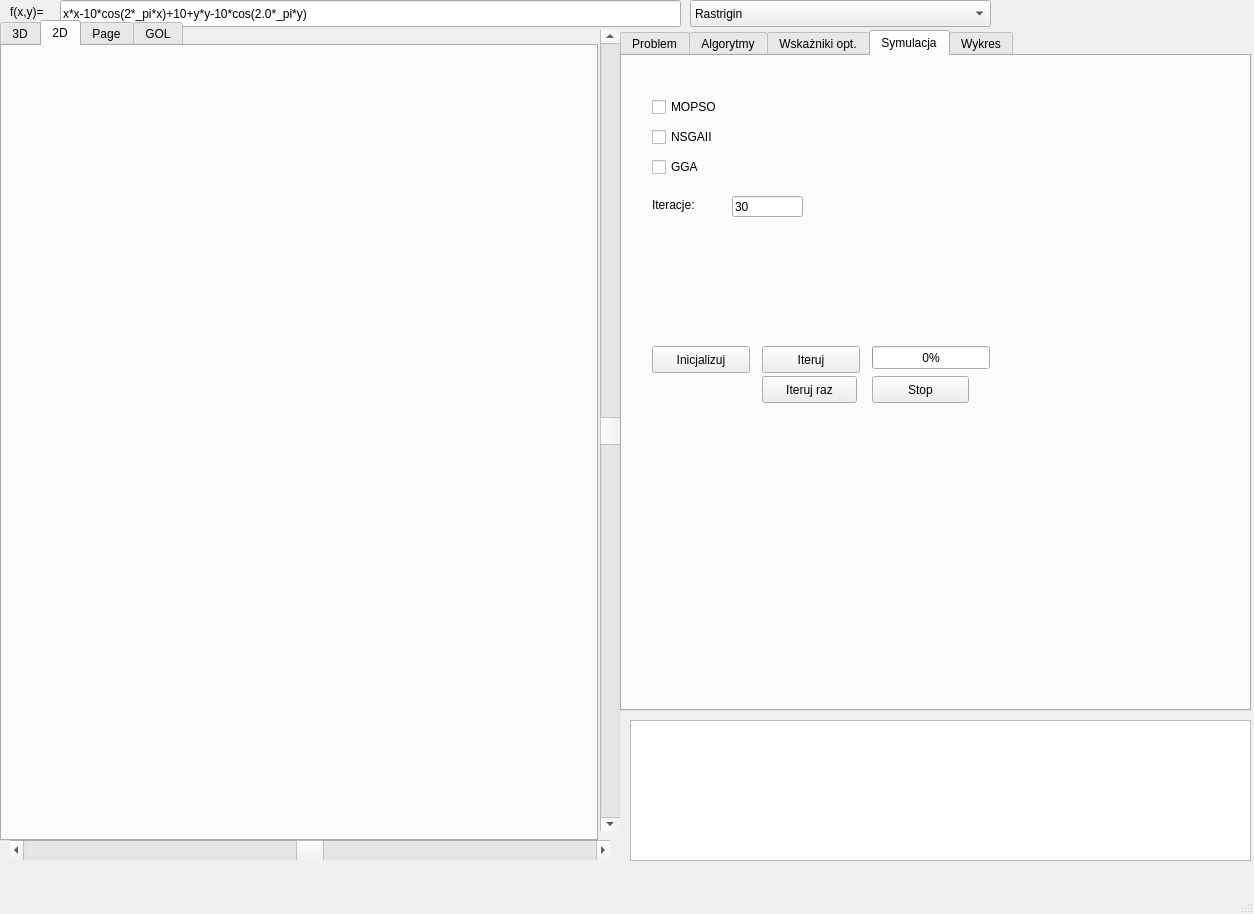
Old version of the form Forma.ui in the repository werty/PSOEVO.
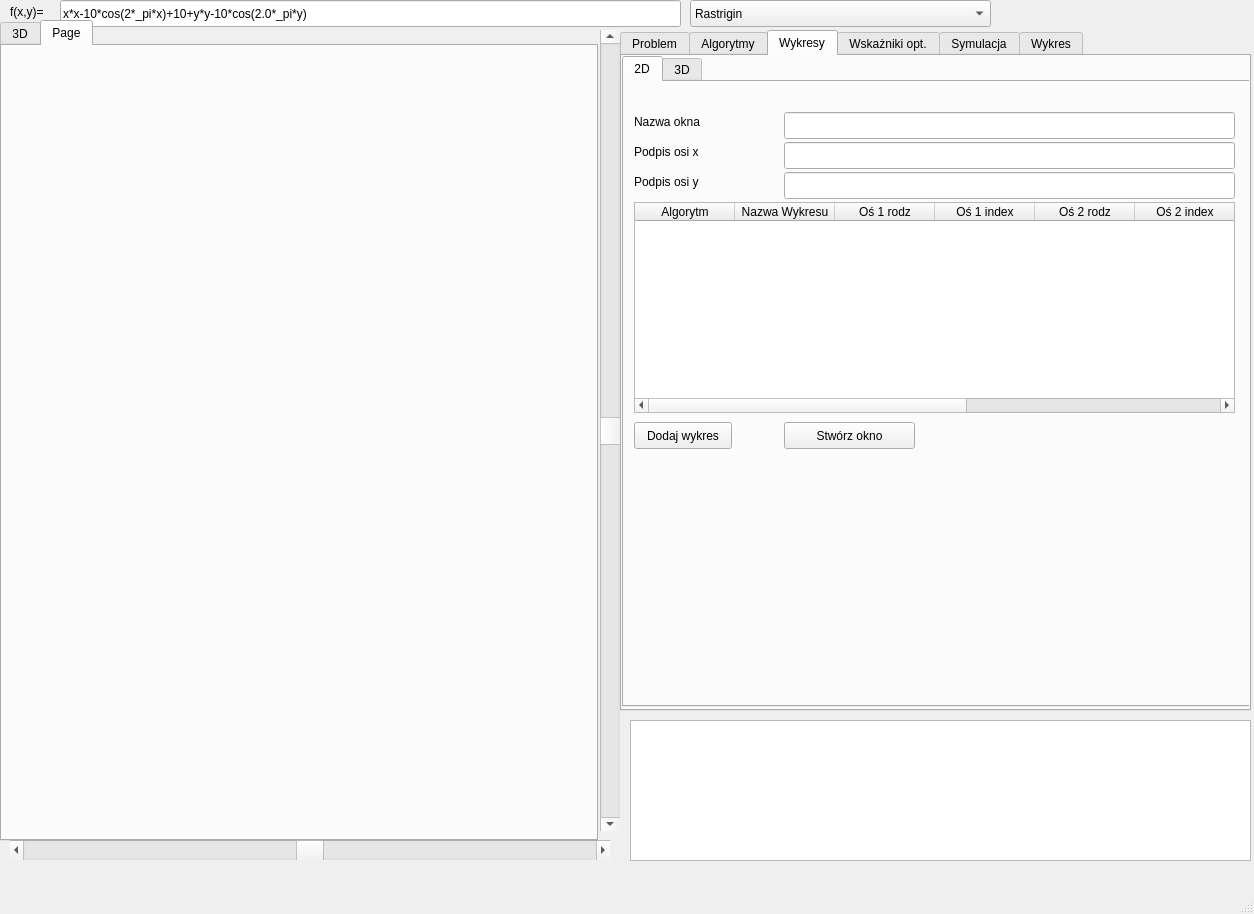
New version of the form. The open tabs and pages were chosen to show the change. Icons and pictures are not drawn. Custom widgets are drawn as their Qt base class.

```diff
--- a/Forma.ui
+++ b/Forma.ui
@@ -1688,6 +1688,304 @@
       </widget>
      </widget>
     </widget>
+    <widget class="QWidget" name="tab_5">
+     <attribute name="title">
+      <string>Wykresy</string>
+     </attribute>
+     <widget class="QTabWidget" name="tabWidget_5">
+      <property name="geometry">
+       <rect>
+        <x>0</x>
+        <y>0</y>
+        <width>631</width>
+        <height>651</height>
+       </rect>
+      </property>
+      <property name="currentIndex">
+       <number>0</number>
+      </property>
+      <widget class="QWidget" name="tab_9">
+       <attribute name="title">
+        <string>2D</string>
+       </attribute>
+       <widget class="QLineEdit" name="nazwaOkna2D">
+        <property name="geometry">
+         <rect>
+          <x>160</x>
+          <y>30</y>
+          <width>451</width>
+          <height>27</height>
+         </rect>
+        </property>
+       </widget>
+       <widget class="QPushButton" name="bStworzOkno2D">
+        <property name="geometry">
+         <rect>
+          <x>160</x>
+          <y>340</y>
+          <width>131</width>
+          <height>27</height>
+         </rect>
+        </property>
+        <property name="text">
+         <string>Stwórz okno</string>
+        </property>
+       </widget>
+       <widget class="QLabel" name="label">
+        <property name="geometry">
+         <rect>
+          <x>10</x>
+          <y>30</y>
+          <width>91</width>
+          <height>20</height>
+         </rect>
+        </property>
+        <property name="text">
+         <string>Nazwa okna</string>
+        </property>
+       </widget>
+       <widget class="QTableWidget" name="wykresy2D">
+        <property name="geometry">
+         <rect>
+          <x>10</x>
+          <y>120</y>
+          <width>601</width>
+          <height>211</height>
+         </rect>
+        </property>
+        <column>
+         <property name="text">
+          <string>Algorytm</string>
+         </property>
+        </column>
+        <column>
+         <property name="text">
+          <string>Nazwa Wykresu</string>
+         </property>
+        </column>
+        <column>
+         <property name="text">
+          <string>Oś 1 rodz</string>
+         </property>
+        </column>
+        <column>
+         <property name="text">
+          <string>Oś 1 index</string>
+         </property>
+        </column>
+        <column>
+         <property name="text">
+          <string>Oś 2 rodz</string>
+         </property>
+        </column>
+        <column>
+         <property name="text">
+          <string>Oś 2 index</string>
+         </property>
+        </column>
+        <column>
+         <property name="text">
+          <string>Dane</string>
+         </property>
+        </column>
+        <column>
+         <property name="text">
+          <string>Wzor</string>
+         </property>
+        </column>
+        <column>
+         <property name="text">
+          <string>Kolor</string>
+         </property>
+        </column>
+       </widget>
+       <widget class="QPushButton" name="bDodajWykres2D">
+        <property name="enabled">
+         <bool>true</bool>
+        </property>
+        <property name="geometry">
+         <rect>
+          <x>10</x>
+          <y>340</y>
+          <width>98</width>
+          <height>27</height>
+         </rect>
+        </property>
+        <property name="text">
+         <string>Dodaj wykres</string>
+        </property>
+       </widget>
+       <widget class="QLabel" name="label_3">
+        <property name="geometry">
+         <rect>
+          <x>10</x>
+          <y>60</y>
+          <width>91</width>
+          <height>20</height>
+         </rect>
+        </property>
+        <property name="text">
+         <string>Podpis osi x</string>
+        </property>
+       </widget>
+       <widget class="QLineEdit" name="podpisOsiX2D">
+        <property name="geometry">
+         <rect>
+          <x>160</x>
+          <y>60</y>
+          <width>451</width>
+          <height>27</height>
+         </rect>
+        </property>
+       </widget>
+       <widget class="QLabel" name="label_4">
+        <property name="geometry">
+         <rect>
+          <x>10</x>
+          <y>90</y>
+          <width>91</width>
+          <height>20</height>
+         </rect>
+        </property>
+        <property name="text">
+         <string>Podpis osi y</string>
+        </property>
+       </widget>
+       <widget class="QLineEdit" name="podpisOsiY2D">
+        <property name="geometry">
+         <rect>
+          <x>160</x>
+          <y>90</y>
+          <width>451</width>
+          <height>27</height>
+         </rect>
+        </property>
+       </widget>
+      </widget>
+      <widget class="QWidget" name="tab_19">
+       <attribute name="title">
+        <string>3D</string>
+       </attribute>
+       <widget class="QLineEdit" name="nazwaOkna3D">
+        <property name="geometry">
+         <rect>
+          <x>110</x>
+          <y>80</y>
+          <width>451</width>
+          <height>27</height>
+         </rect>
+        </property>
+       </widget>
+       <widget class="QPushButton" name="bStworzOkno3D">
+        <property name="geometry">
+         <rect>
+          <x>160</x>
+          <y>330</y>
+          <width>131</width>
+          <height>27</height>
+         </rect>
+        </property>
+        <property name="text">
+         <string>Stwórz okno</string>
+        </property>
+       </widget>
+       <widget class="QLabel" name="label_2">
+        <property name="geometry">
+         <rect>
+          <x>10</x>
+          <y>80</y>
+          <width>91</width>
+          <height>20</height>
+         </rect>
+        </property>
+        <property name="text">
+         <string>Nazwa okna</string>
+        </property>
+       </widget>
+       <widget class="QTableWidget" name="wykresy3D">
+        <property name="geometry">
+         <rect>
+          <x>10</x>
+          <y>110</y>
+          <width>601</width>
+          <height>211</height>
+         </rect>
+        </property>
+        <column>
+         <property name="text">
+          <string>Algorytm</string>
+         </property>
+        </column>
+        <column>
+         <property name="text">
+          <string>Nazwa Wykresu</string>
+         </property>
+        </column>
+        <column>
+         <property name="text">
+          <string>Oś 1 rodz</string>
+         </property>
+        </column>
+        <column>
+         <property name="text">
+          <string>Oś 1 index</string>
+         </property>
+        </column>
+        <column>
+         <property name="text">
+          <string>Oś 2 rodz</string>
+         </property>
+        </column>
+        <column>
+         <property name="text">
+          <string>Oś 2 index</string>
+         </property>
+        </column>
+        <column>
+         <property name="text">
+          <string>Oś 3 rodz</string>
+         </property>
+        </column>
+        <column>
+         <property name="text">
+          <string>Oś 3 index</string>
+         </property>
+        </column>
+        <column>
+         <property name="text">
+          <string>Dane</string>
+         </property>
+        </column>
+        <column>
+         <property name="text">
+          <string>Wzor</string>
+         </property>
+        </column>
+        <column>
+         <property name="text">
+          <string>Kolor</string>
+         </property>
+        </column>
+       </widget>
+       <widget class="QPushButton" name="bDodajWykres3D">
+        <property name="enabled">
+         <bool>true</bool>
+        </property>
+        <property name="geometry">
+         <rect>
+          <x>10</x>
+          <y>330</y>
+          <width>98</width>
+          <height>27</height>
+         </rect>
+        </property>
+        <property name="text">
+         <string>Dodaj wykres</string>
+        </property>
+       </widget>
+      </widget>
+     </widget>
+    </widget>
     <widget class="QWidget" name="tab_6">
      <attribute name="title">
       <string>Wskażniki opt.</string>
@@ -2273,21 +2571,6 @@
       </property>
      </widget>
     </widget>
-    <widget class="QWidget" name="tab_5">
-     <attribute name="title">
-      <string>2D</string>
-     </attribute>
-     <widget class="QWidget" name="Plot2D" native="true">
-      <property name="geometry">
-       <rect>
-        <x>0</x>
-        <y>0</y>
-        <width>600</width>
-        <height>571</height>
-       </rect>
-      </property>
-     </widget>
-    </widget>
     <widget class="QWidget" name="tab_10">
      <attribute name="title">
       <string>Page</string>
@@ -2309,21 +2592,6 @@
       </property>
      </widget>
     </widget>
-    <widget class="QWidget" name="tab_9">
-     <attribute name="title">
-      <string>GOL</string>
-     </attribute>
-     <widget class="QWidget" name="PlotGOL" native="true">
-      <property name="geometry">
-       <rect>
-        <x>0</x>
-        <y>0</y>
-        <width>600</width>
-        <height>571</height>
-       </rect>
-      </property>
-     </widget>
-    </widget>
    </widget>
   </widget>
   <widget class="QMenuBar" name="menubar">
```
Left out of the diff: 4 changed lines with no effect on the pictures.
